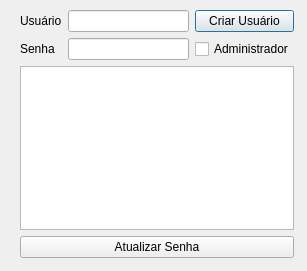
brunosr1985/TCC_NayBru, file cadastrousuario.ui: the form before one commit.
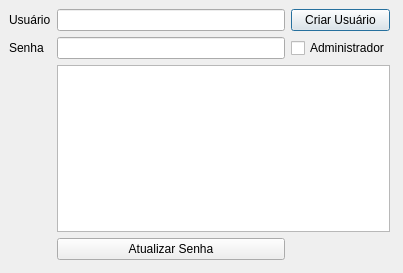
The form after the commit.

What changed in the file:
```diff
--- a/cadastrousuario.ui
+++ b/cadastrousuario.ui
@@ -6,60 +6,35 @@
    <rect>
     <x>0</x>
     <y>0</y>
-    <width>307</width>
-    <height>271</height>
+    <width>403</width>
+    <height>273</height>
    </rect>
   </property>
+  <property name="sizePolicy">
+   <sizepolicy hsizetype="Expanding" vsizetype="Expanding">
+    <horstretch>0</horstretch>
+    <verstretch>0</verstretch>
+   </sizepolicy>
+  </property>
   <property name="minimumSize">
    <size>
-    <width>307</width>
-    <height>271</height>
+    <width>403</width>
+    <height>273</height>
    </size>
   </property>
   <property name="windowTitle">
    <string>Cadastro de usuários</string>
   </property>
-  <widget class="QWidget" name="layoutWidget">
+  <widget class="QWidget" name="">
    <property name="geometry">
     <rect>
-     <x>20</x>
-     <y>10</y>
-     <width>274</width>
-     <height>248</height>
+     <x>9</x>
+     <y>9</y>
+     <width>381</width>
+     <height>251</height>
     </rect>
    </property>
-   <layout class="QVBoxLayout" name="verticalLayout">
-    <property name="sizeConstraint">
-     <enum>QLayout::SetNoConstraint</enum>
-    </property>
-    <item>
      <layout class="QGridLayout" name="gridLayout">
-      <property name="sizeConstraint">
-       <enum>QLayout::SetNoConstraint</enum>
-      </property>
-      <item row="2" column="2">
-       <widget class="QLineEdit" name="lineSenha">
-        <property name="sizePolicy">
-         <sizepolicy hsizetype="MinimumExpanding" vsizetype="Fixed">
-          <horstretch>0</horstretch>
-          <verstretch>0</verstretch>
-         </sizepolicy>
-        </property>
-        <property name="inputMethodHints">
-         <set>Qt::ImhNoAutoUppercase|Qt::ImhNoPredictiveText|Qt::ImhSensitiveData</set>
-        </property>
-        <property name="echoMode">
-         <enum>QLineEdit::PasswordEchoOnEdit</enum>
-        </property>
-       </widget>
-      </item>
-      <item row="2" column="0">
-       <widget class="QLabel" name="label_2">
-        <property name="text">
-         <string>Senha</string>
-        </property>
-       </widget>
-      </item>
       <item row="0" column="0">
        <widget class="QLabel" name="label">
         <property name="text">
@@ -67,30 +42,51 @@
         </property>
        </widget>
       </item>
-      <item row="0" column="3">
-       <widget class="QPushButton" name="botaoNovo">
-        <property name="text">
-         <string>Criar Usuário</string>
-        </property>
-       </widget>
-      </item>
-      <item row="0" column="2">
+    <item row="0" column="1">
        <widget class="QLineEdit" name="lineUsuario">
         <property name="inputMethodHints">
          <set>Qt::ImhLowercaseOnly</set>
         </property>
        </widget>
       </item>
-      <item row="2" column="3">
+    <item row="0" column="2">
+     <widget class="QPushButton" name="botaoNovo">
+      <property name="text">
+       <string>Criar Usuário</string>
+      </property>
+     </widget>
+    </item>
+    <item row="1" column="0">
+     <widget class="QLabel" name="label_2">
+      <property name="text">
+       <string>Senha</string>
+      </property>
+     </widget>
+    </item>
+    <item row="1" column="1">
+     <widget class="QLineEdit" name="lineSenha">
+      <property name="sizePolicy">
+       <sizepolicy hsizetype="MinimumExpanding" vsizetype="Fixed">
+        <horstretch>0</horstretch>
+        <verstretch>0</verstretch>
+       </sizepolicy>
+      </property>
+      <property name="inputMethodHints">
+       <set>Qt::ImhNoAutoUppercase|Qt::ImhNoPredictiveText|Qt::ImhSensitiveData</set>
+      </property>
+      <property name="echoMode">
+       <enum>QLineEdit::PasswordEchoOnEdit</enum>
+      </property>
+     </widget>
+    </item>
+    <item row="1" column="2">
        <widget class="QCheckBox" name="checkAdmin">
         <property name="text">
          <string>Administrador</string>
         </property>
        </widget>
       </item>
-     </layout>
-    </item>
-    <item>
+    <item row="2" column="1" colspan="2">
      <widget class="QTableView" name="tableUsuarios">
       <property name="autoFillBackground">
        <bool>true</bool>
@@ -112,7 +108,7 @@
       </property>
      </widget>
     </item>
-    <item>
+    <item row="3" column="1">
      <widget class="QPushButton" name="alteraSenha">
       <property name="text">
        <string>Atualizar Senha</string>
```
Lines whose indentation alone changed are shown as unchanged.
